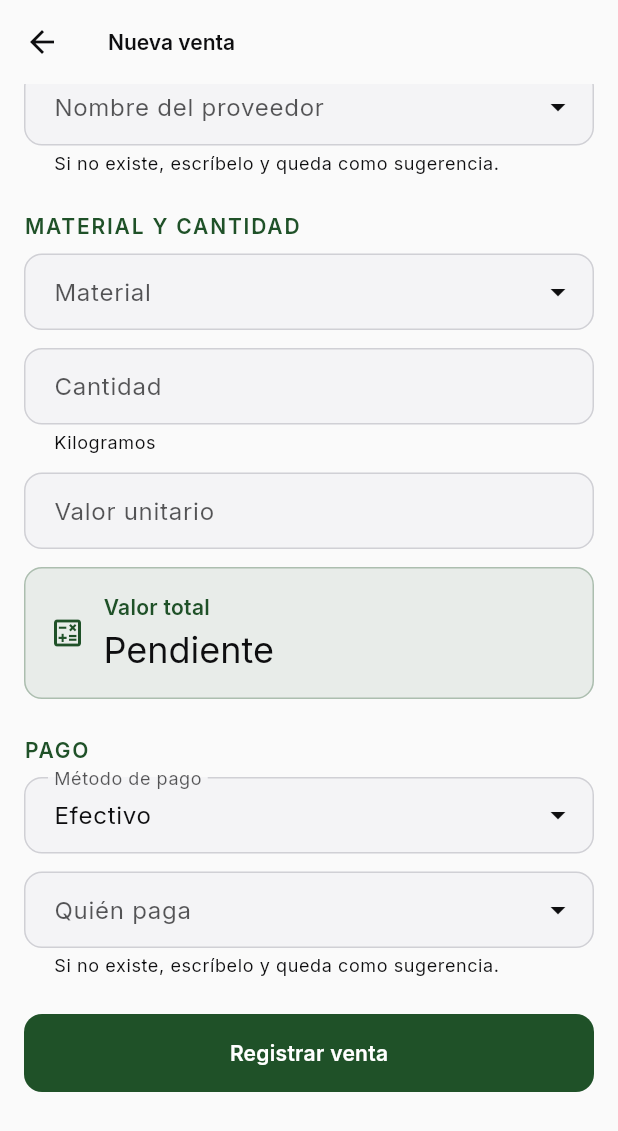
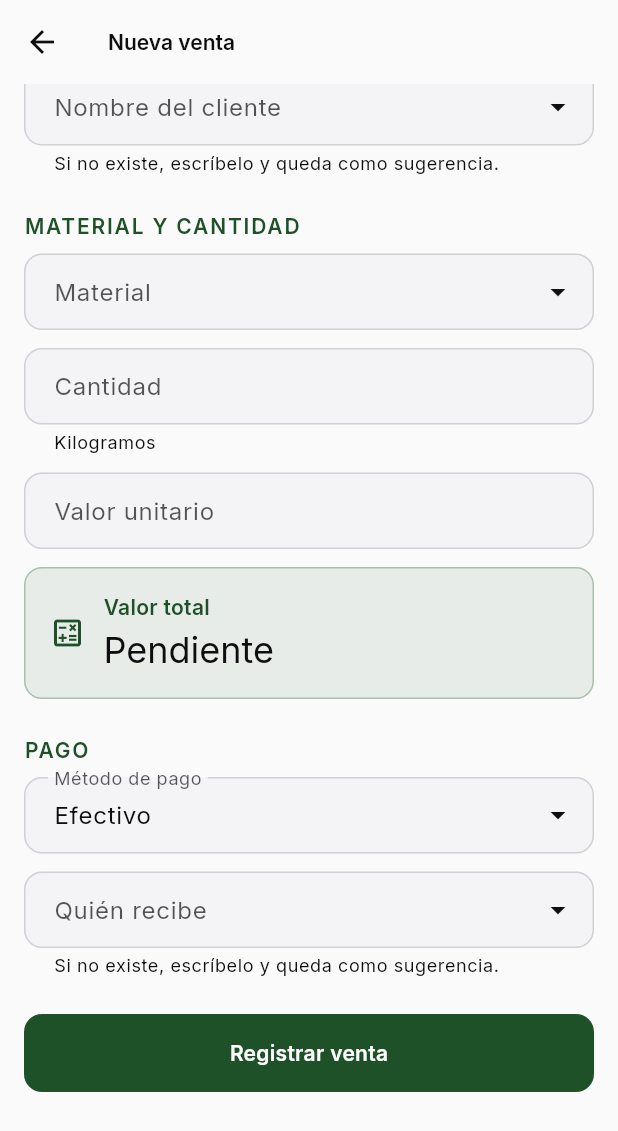
Before and after one commit to tridentcol/ci-quality-group-app, a Flutter app: the SaleFormScreen screen opened by its route, scrolled down 241 dp, on a phone screen of 412 x 824 dp. Shown: the top 1131 px of the screen. Run offline on Flutter 3.47's test engine with Material 3 defaults, Android fonts, the phone set to English and light mode, and no system bars; our stand-ins replace cloud_firestore, firebase_auth, firebase_core, flutter_riverpod, go_router, google_fonts and 1 more; missing offline and left inert: excel; accounts and stored records are empty; generated files the repository leaves out were written again.

```diff
--- a/lib/features/admin/data/master_lists_repository.dart
+++ b/lib/features/admin/data/master_lists_repository.dart
@@ -119,22 +119,28 @@ class MasterListsRepository {
     await _itemsCol(listId).doc(itemId).update({'active': false});
   }
 
-  /// Crea las listas base si no existen todavía. Se llama desde el panel admin
-  /// la primera vez que entra a "Listas maestras".
+  /// Crea o actualiza la metadata (nombre, descripción, allowFreeText) de las
+  /// listas base. Se llama desde el panel admin al entrar a "Listas maestras".
+  ///
+  /// La metadata se hace upsert siempre, así rebautizar etiquetas en código
+  /// se propaga a las instalaciones existentes. Los items solo se crean en
+  /// la primera ejecución para no duplicarlos.
   Future<void> seedDefaults() async {
     final defaults = _defaultListsSeed();
     for (final spec in defaults) {
       final id = spec['id'] as String;
       final existing = await _listsCol.doc(id).get();
-      if (existing.exists) continue;
 
       await _listsCol.doc(id).set({
         'name': spec['name'],
         'allowFreeText': spec['allowFreeText'],
         'description': spec['description'],
-      });
+      }, SetOptions(merge: true));
+
+      if (existing.exists) continue;
 
       final items = spec['items'] as List<String>;
+      if (items.isEmpty) continue;
       final batch = _firestore.batch();
       for (final value in items) {
         final ref = _itemsCol(id).doc();
@@ -148,16 +154,16 @@ class MasterListsRepository {
 List<Map<String, dynamic>> _defaultListsSeed() => [
       {
         'id': 'providers',
-        'name': 'Proveedores',
+        'name': 'Clientes',
         'allowFreeText': true,
-        'description': 'Personas o empresas a las que se les compra material.',
+        'description': 'Personas o empresas a las que se les vende material.',
         'items': <String>[],
       },
       {
         'id': 'payers',
-        'name': 'Quién paga',
+        'name': 'Quién recibe',
         'allowFreeText': true,
-        'description': 'Personas que efectivamente desembolsan en una venta.',
+        'description': 'Quién recibe efectivamente el pago de una venta.',
         'items': <String>[],
       },
       {
--- a/lib/features/form_builder/domain/form_schema.dart
+++ b/lib/features/form_builder/domain/form_schema.dart
@@ -185,7 +185,7 @@ class FormSchema {
           ),
           const FieldDefinition(
             id: 'providerName',
-            label: 'Nombre del proveedor',
+            label: 'Nombre del cliente',
             type: FieldType.masterListReference,
             masterListId: 'providers',
             required: true,
@@ -258,7 +258,7 @@ class FormSchema {
           ),
           const FieldDefinition(
             id: 'payerName',
-            label: 'Quién paga',
+            label: 'Quién recibe',
             type: FieldType.masterListReference,
             masterListId: 'payers',
             required: true,
--- a/lib/features/sales/presentation/sale_detail_screen.dart
+++ b/lib/features/sales/presentation/sale_detail_screen.dart
@@ -141,7 +141,7 @@ class _SaleDetailBody extends ConsumerWidget {
               children: [
                 _Row(label: 'Tipo de documento', value: sale.documentType),
                 _Row(label: 'Número de documento', value: sale.documentNumber),
-                _Row(label: 'Proveedor', value: sale.providerName),
+                _Row(label: 'Cliente', value: sale.providerName),
                 const Divider(height: 24),
                 _Row(label: 'Material', value: sale.material),
                 if (sale.materialVariant != null)
@@ -152,7 +152,7 @@ class _SaleDetailBody extends ConsumerWidget {
                 _Row(label: 'Valor total', value: formatCop(sale.totalValue)),
                 const Divider(height: 24),
                 _Row(label: 'Método de pago', value: sale.paymentMethod),
-                _Row(label: 'Quién paga', value: sale.payerName),
+                _Row(label: 'Quién recibe', value: sale.payerName),
                 const Divider(height: 24),
                 _Row(label: 'Registrada por', value: sale.createdByName),
                 _Row(label: 'Registrada el', value: formatDateTime(sale.createdAt)),
--- a/lib/features/sales/presentation/sale_form_screen.dart
+++ b/lib/features/sales/presentation/sale_form_screen.dart
@@ -195,7 +195,7 @@ class _SaleFormScreenState extends ConsumerState<SaleFormScreen> {
               const SizedBox(height: 12),
               MasterListField(
                 listId: 'providers',
-                label: 'Nombre del proveedor',
+                label: 'Nombre del cliente',
                 initialValue: _provider,
                 required: true,
                 onChanged: (v) => setState(() => _provider = v),
@@ -293,7 +293,7 @@ class _SaleFormScreenState extends ConsumerState<SaleFormScreen> {
               const SizedBox(height: 12),
               MasterListField(
                 listId: 'payers',
-                label: 'Quién paga',
+                label: 'Quién recibe',
                 initialValue: _payer,
                 required: true,
                 onChanged: (v) => setState(() => _payer = v),
--- a/lib/shared/services/xlsx_export_service.dart
+++ b/lib/shared/services/xlsx_export_service.dart
@@ -29,7 +29,7 @@ class XlsxExportService {
       'Fecha',
       'Tipo documento',
       'Número documento',
-      'Proveedor',
+      'Cliente',
       'Material',
       'Tipo lámina',
       'Unidad',
@@ -37,7 +37,7 @@ class XlsxExportService {
       'Valor unitario',
       'Valor total',
       'Método de pago',
-      'Quién paga',
+      'Quién recibe',
       'Registrada por',
       'Registrada el',
     ];
```
Also changed, not shown: lib/features/hours/presentation/hours_home_screen.dart (+0 -21 lines).
